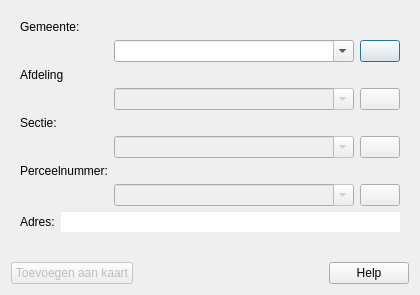
The window that ui_geopunt4QgisParcel.ui (warrieka/geopunt4Qgis) describes before a commit, drawn with Qt 5.
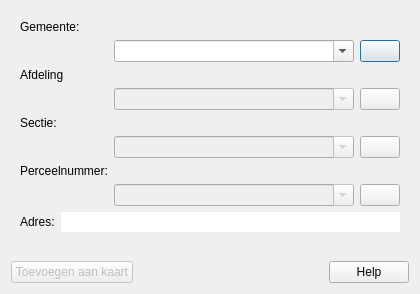
The same window after the commit. Icons and pictures are not drawn.

The edit to the form file:
```diff
--- a/ui_geopunt4QgisParcel.ui
+++ b/ui_geopunt4QgisParcel.ui
@@ -8,7 +8,7 @@
     <x>0</x>
     <y>0</y>
     <width>420</width>
-    <height>295</height>
+    <height>294</height>
    </rect>
   </property>
   <property name="minimumSize">
```
Left out of the diff: 2 changed lines with no effect on the pictures.
